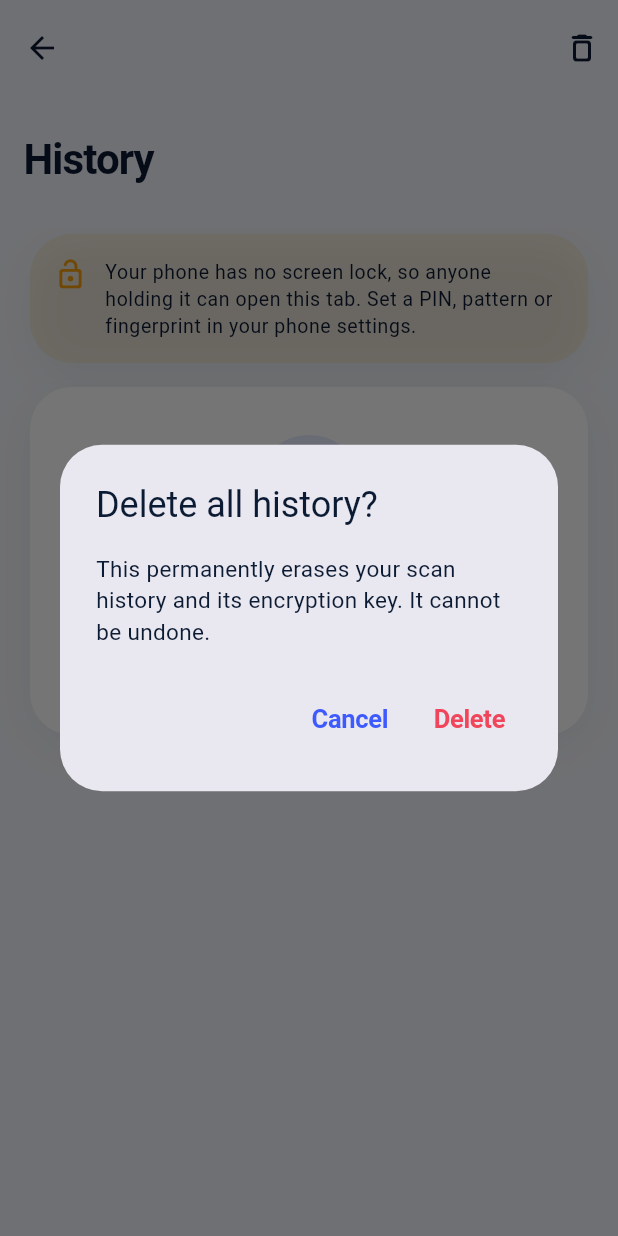
After one commit to girishkevin/scam_shield, a Flutter app: the HistoryScreen screen opened directly, after a tap on "Unlock", after a tap on the "delete outline" icon, on a phone screen of 412 x 824 dp. The commit adds this screen. Run offline on Flutter 3.47's test engine with Material 3 defaults, Android fonts, the phone set to English and light mode, and no system bars; our stand-ins replace flutter_riverpod, flutter_secure_storage, local_auth; missing offline and left inert: cryptography, mobile_scanner; accounts and stored records are empty.

Commit message:
feat: encrypted scan history with biometric lock and auto-save

```diff
--- a/lib/core/app_theme.dart
+++ b/lib/core/app_theme.dart
@@ -1,4 +1,3 @@
-import 'package:flutter/cupertino.dart' show CupertinoPageTransitionsBuilder;
 import 'package:flutter/material.dart';
 
 class AppColors {
--- /dev/null
+++ b/lib/features/history/presentation/history_lock.dart
@@ -0,0 +1,46 @@
+import 'package:flutter_riverpod/flutter_riverpod.dart';
+import 'package:local_auth/local_auth.dart';
+
+enum HistoryLockState {
+  locked,
+  unlocked,
+
+  /// The phone has no screen lock, so we cannot ask for one.
+  unprotected,
+}
+
+class HistoryLockNotifier extends Notifier<HistoryLockState> {
+  final _auth = LocalAuthentication();
+  bool _busy = false;
+
+  @override
+  HistoryLockState build() => HistoryLockState.locked;
+
+  void lock() {
+    if (_busy) return;
+    state = HistoryLockState.locked;
+  }
+
+  Future<void> unlock() async {
+    if (_busy || state != HistoryLockState.locked) return;
+    _busy = true;
+    try {
+      if (!await _auth.isDeviceSupported()) {
+        state = HistoryLockState.unprotected;
+        return;
+      }
+      final ok = await _auth.authenticate(
+        localizedReason: 'Unlock your scan history',
+      );
+      state = ok ? HistoryLockState.unlocked : HistoryLockState.locked;
+    } catch (_) {
+      state = HistoryLockState.locked;
+    } finally {
+      _busy = false;
+    }
+  }
+}
+
+final historyLockProvider =
+NotifierProvider<HistoryLockNotifier, HistoryLockState>(
+    HistoryLockNotifier.new);
--- /dev/null
+++ b/lib/features/history/presentation/history_screen.dart
@@ -0,0 +1,420 @@
+import 'package:flutter/material.dart';
+import 'package:flutter/services.dart';
+import 'package:flutter_riverpod/flutter_riverpod.dart';
+import '../../../core/app_theme.dart';
+import '../../../core/risk_style.dart';
+import '../../../core/widgets/soft_card.dart';
+import '../domain/history_entry.dart';
+import 'history_lock.dart';
+import 'history_provider.dart';
+
+extension _SourceStyle on HistorySource {
+  IconData get icon => switch (this) {
+    HistorySource.link => Icons.link_rounded,
+    HistorySource.message => Icons.chat_bubble_rounded,
+    HistorySource.qr => Icons.qr_code_scanner_rounded,
+  };
+
+  String get label => switch (this) {
+    HistorySource.link => 'Link',
+    HistorySource.message => 'Message',
+    HistorySource.qr => 'QR code',
+  };
+}
+
+String _timeAgo(DateTime t) {
+  final diff = DateTime.now().difference(t);
+  if (diff.inMinutes < 1) return 'Just now';
+  if (diff.inMinutes < 60) return '${diff.inMinutes} min ago';
+  if (diff.inHours < 24) return '${diff.inHours} h ago';
+  if (diff.inDays < 7) return '${diff.inDays} d ago';
+  const months = [
+    'Jan', 'Feb', 'Mar', 'Apr', 'May', 'Jun',
+    'Jul', 'Aug', 'Sep', 'Oct', 'Nov', 'Dec',
+  ];
+  return '${t.day} ${months[t.month - 1]}';
+}
+
+class HistoryScreen extends ConsumerWidget {
+  const HistoryScreen({super.key});
+
+  Future<void> _confirmClear(BuildContext context, WidgetRef ref) async {
+    final ok = await showDialog<bool>(
+      context: context,
+      builder: (context) => AlertDialog(
+        title: const Text('Delete all history?'),
+        content: const Text(
+          'This permanently erases your scan history and its encryption key. '
+              'It cannot be undone.',
+        ),
+        actions: [
+          TextButton(
+            onPressed: () => Navigator.pop(context, false),
+            child: const Text('Cancel'),
+          ),
+          TextButton(
+            onPressed: () => Navigator.pop(context, true),
+            child: const Text('Delete',
+                style: TextStyle(color: AppColors.danger)),
+          ),
+        ],
+      ),
+    );
+    if (ok == true) {
+      HapticFeedback.mediumImpact();
+      await ref.read(historyProvider.notifier).clear();
+    }
+  }
+
+  List<Widget> _body(BuildContext context, WidgetRef ref, HistoryLockState lock) {
+    final theme = Theme.of(context);
+
+    if (lock == HistoryLockState.locked) {
+      return [
+        _LockedView(
+          onUnlock: () => ref.read(historyLockProvider.notifier).unlock(),
+        ),
+      ];
+    }
+
+    final history = ref.watch(historyProvider);
+
+    return [
+      if (lock == HistoryLockState.unprotected) ...[
+        SoftCard(
+          padding: const EdgeInsets.all(16),
+          tint: AppColors.caution.withValues(alpha: 0.12),
+          child: Row(
+            crossAxisAlignment: CrossAxisAlignment.start,
+            children: [
+              const Icon(Icons.lock_open_rounded,
+                  color: AppColors.caution, size: 22),
+              const SizedBox(width: 12),
+              Expanded(
+                child: Text(
+                  'Your phone has no screen lock, so anyone holding it can '
+                      'open this tab. Set a PIN, pattern or fingerprint in your '
+                      'phone settings.',
+                  style: theme.textTheme.bodySmall
+                      ?.copyWith(color: theme.colorScheme.onSurface),
+                ),
+              ),
+            ],
+          ),
+        ),
+        const SizedBox(height: 16),
+      ],
+      ...history.when(
+        loading: () => [
+          const Padding(
+            padding: EdgeInsets.symmetric(vertical: 48),
+            child: Center(child: CircularProgressIndicator()),
+          ),
+        ],
+        error: (_, __) => [
+          Text('Could not open history.', style: theme.textTheme.bodyMedium),
+        ],
+        data: (entries) {
+          if (entries.isEmpty) return [const _EmptyHistory()];
+          return [
+            Text(
+              'Stored encrypted on this phone. Swipe left to delete one.',
+              style: theme.textTheme.bodySmall,
+            ),
+            const SizedBox(height: 12),
+            for (final e in entries)
+              Padding(
+                padding: const EdgeInsets.only(bottom: 12),
+                child: Dismissible(
+                  key: ValueKey(e.id),
+                  direction: DismissDirection.endToStart,
+                  background: Container(
+                    alignment: Alignment.centerRight,
+                    padding: const EdgeInsets.only(right: 24),
+                    decoration: BoxDecoration(
+                      color: AppColors.danger,
+                      borderRadius: BorderRadius.circular(28),
+                    ),
+                    child: const Icon(Icons.delete_rounded,
+                        color: Colors.white),
+                  ),
+                  onDismissed: (_) {
+                    HapticFeedback.mediumImpact();
+                    ref.read(historyProvider.notifier).remove(e.id);
+                  },
+                  child: _EntryTile(
+                    entry: e,
+                    onTap: () => _showDetails(context, e),
+                  ),
+                ),
+              ),
+          ];
+        },
+      ),
+    ];
+  }
+
+  void _showDetails(BuildContext context, HistoryEntry entry) {
+    showModalBottomSheet<void>(
+      context: context,
+      isScrollControlled: true,
+      backgroundColor: Theme.of(context).scaffoldBackgroundColor,
+      shape: const RoundedRectangleBorder(
+        borderRadius: BorderRadius.vertical(top: Radius.circular(28)),
+      ),
+      builder: (context) => _DetailSheet(entry: entry),
+    );
+  }
+
+  @override
+  Widget build(BuildContext context, WidgetRef ref) {
+    final theme = Theme.of(context);
+    final lock = ref.watch(historyLockProvider);
+    final bottomPad = MediaQuery.of(context).padding.bottom + 110;
+
+    return Scaffold(
+      body: CustomScrollView(
+        slivers: [
+          SliverAppBar.large(
+            title: const Text('History'),
+            backgroundColor: theme.scaffoldBackgroundColor,
+            surfaceTintColor: Colors.transparent,
+            actions: [
+              if (lock != HistoryLockState.locked)
+                IconButton(
+                  tooltip: 'Delete all',
+                  icon: const Icon(Icons.delete_outline_rounded),
+                  onPressed: () => _confirmClear(context, ref),
+                ),
+            ],
+          ),
+          SliverPadding(
+            padding: EdgeInsets.fromLTRB(20, 4, 20, bottomPad),
+            sliver: SliverList(
+              delegate: SliverChildListDelegate(_body(context, ref, lock)),
+            ),
+          ),
+        ],
+      ),
+    );
+  }
+}
+
+class _LockedView extends StatelessWidget {
+  const _LockedView({required this.onUnlock});
+
+  final VoidCallback onUnlock;
+
+  @override
+  Widget build(BuildContext context) {
+    final theme = Theme.of(context);
+
+    return SoftCard(
+      padding: const EdgeInsets.fromLTRB(24, 36, 24, 28),
+      child: Column(
+        children: [
+          Container(
+            width: 76,
+            height: 76,
+            decoration: BoxDecoration(
+              color: AppColors.cobalt.withValues(alpha: 0.12),
+              shape: BoxShape.circle,
+            ),
+            child: const Icon(Icons.lock_rounded,
+                size: 36, color: AppColors.cobalt),
+          ),
+          const SizedBox(height: 18),
+          Text('History is locked', style: theme.textTheme.titleLarge),
+          const SizedBox(height: 8),
+          Text(
+            'Your past checks are encrypted. Unlock with your fingerprint, '
+                'face or screen lock to view them.',
+            textAlign: TextAlign.center,
+            style: theme.textTheme.bodyMedium
+                ?.copyWith(color: theme.colorScheme.onSurfaceVariant),
+          ),
+          const SizedBox(height: 24),
+          FilledButton.icon(
+            onPressed: onUnlock,
+            icon: const Icon(Icons.fingerprint_rounded),
+            label: const Text('Unlock'),
+          ),
+        ],
+      ),
+    );
+  }
+}
+
+class _EmptyHistory extends StatelessWidget {
+  const _EmptyHistory();
+
+  @override
+  Widget build(BuildContext context) {
+    final theme = Theme.of(context);
+
+    return SoftCard(
+      padding: const EdgeInsets.symmetric(horizontal: 24, vertical: 32),
+      child: Column(
+        children: [
+          Container(
+            width: 72,
+            height: 72,
+            decoration: BoxDecoration(
+              color: AppColors.cobalt.withValues(alpha: 0.12),
+              shape: BoxShape.circle,
+            ),
+            child: const Icon(Icons.history_rounded,
+                size: 34, color: AppColors.cobalt),
+          ),
+          const SizedBox(height: 18),
+          Text('Nothing here yet', style: theme.textTheme.titleLarge),
+          const SizedBox(height: 8),
+          Text(
+            'Links, messages and QR codes you check will appear here, '
+                'encrypted on your phone.',
+            textAlign: TextAlign.center,
+            style: theme.textTheme.bodyMedium
+                ?.copyWith(color: theme.colorScheme.onSurfaceVariant),
+          ),
+        ],
+      ),
+    );
+  }
+}
+
+class _EntryTile extends StatelessWidget {
+  const _EntryTile({required this.entry, required this.onTap});
+
+  final HistoryEntry entry;
+  final VoidCallback onTap;
+
+  @override
+  Widget build(BuildContext context) {
+    final theme = Theme.of(context);
+    final color = entry.level.color;
+
+    return GestureDetector(
+      onTap: onTap,
+      child: SoftCard(
+        padding: const EdgeInsets.all(16),
+        child: Row(
+          children: [
+            Container(
+              width: 44,
+              height: 44,
+              decoration: BoxDecoration(
+                color: color.withValues(alpha: 0.14),
+                shape: BoxShape.circle,
+              ),
+              child: Icon(entry.source.icon, color: color, size: 22),
+            ),
+            const SizedBox(width: 14),
+            Expanded(
+              child: Column(
+                crossAxisAlignment: CrossAxisAlignment.start,
+                children: [
+                  Text(
+                    entry.content,
+                    maxLines: 2,
+                    overflow: TextOverflow.ellipsis,
+                    style: theme.textTheme.titleSmall,
+                  ),
+                  const SizedBox(height: 4),
+                  Text(
+                    '${entry.source.label} · ${_timeAgo(entry.createdAt)}',
+                    style: theme.textTheme.bodySmall,
+                  ),
+                ],
+              ),
+            ),
+            const SizedBox(width: 12),
+            Column(
+              crossAxisAlignment: CrossAxisAlignment.end,
+              children: [
+                Text('${entry.score}',
+                    style:
+                    theme.textTheme.titleMedium?.copyWith(color: color)),
+                Text(entry.level.label,
+                    style: theme.textTheme.bodySmall?.copyWith(color: color)),
+              ],
+            ),
+          ],
+        ),
+      ),
+    );
+  }
+}
+
+class _DetailSheet extends StatelessWidget {
+  const _DetailSheet({required this.entry});
+
+  final HistoryEntry entry;
+
+  @override
+  Widget build(BuildContext context) {
+    final theme = Theme.of(context);
+    final color = entry.level.color;
+
+    return SafeArea(
+      child: SingleChildScrollView(
+        padding: const EdgeInsets.fromLTRB(20, 12, 20, 24),
+        child: Column(
+          crossAxisAlignment: CrossAxisAlignment.start,
+          mainAxisSize: MainAxisSize.min,
+          children: [
+            Center(
+              child: Container(
+                width: 40,
+                height: 5,
+                decoration: BoxDecoration(
+                  color: theme.colorScheme.onSurface.withValues(alpha: 0.15),
+                  borderRadius: BorderRadius.circular(3),
+                ),
+              ),
+            ),
+            const SizedBox(height: 20),
+            Row(
+              children: [
+                Icon(entry.level.icon, color: color, size: 28),
+                const SizedBox(width: 10),
+                Text(entry.level.label,
+                    style:
+                    theme.textTheme.titleLarge?.copyWith(color: color)),
+                const Spacer(),
+                Text('${entry.score}/100',
+                    style: theme.textTheme.titleMedium),
+              ],
+            ),
+            const SizedBox(height: 6),
+            Text(
+              '${entry.source.label} · ${_timeAgo(entry.createdAt)}',
+              style: theme.textTheme.bodySmall,
+            ),
+            const SizedBox(height: 16),
+            SoftCard(
+              child: SelectableText(
+                entry.content,
+                style: theme.textTheme.bodyMedium,
+              ),
+            ),
+            if (entry.reasons.isNotEmpty) ...[
+              const SizedBox(height: 16),
+              SoftCard(
+                child: Column(
+                  crossAxisAlignment: CrossAxisAlignment.start,
+                  children: [
+                    Text('What we noticed',
+                        style: theme.textTheme.titleMedium),
+                    const SizedBox(height: 14),
+                    for (final r in entry.reasons)
+                      ReasonRow(text: r, color: color),
+                  ],
+                ),
+              ),
+            ],
+          ],
+        ),
+      ),
+    );
+  }
+}
--- a/lib/features/link_check/presentation/link_check_provider.dart
+++ b/lib/features/link_check/presentation/link_check_provider.dart
@@ -1,4 +1,6 @@
+import 'dart:async';
 import 'package:flutter_riverpod/flutter_riverpod.dart';
+import '../../history/presentation/history_provider.dart';
 import '../domain/link_analyzer.dart';
 
 final linkAnalyzerProvider = Provider<LinkAnalyzer>((ref) => LinkAnalyzer());
@@ -8,7 +10,9 @@ class LinkCheckNotifier extends Notifier<LinkAnalysisResult?> {
   LinkAnalysisResult? build() => null;
 
   void check(String input) {
-    state = ref.read(linkAnalyzerProvider).analyze(input);
+    final result = ref.read(linkAnalyzerProvider).analyze(input);
+    state = result;
+    unawaited(ref.read(historyProvider.notifier).addLink(result));
   }
 
   void clear() => state = null;
--- a/lib/features/message_scan/presentation/message_check_provider.dart
+++ b/lib/features/message_scan/presentation/message_check_provider.dart
@@ -1,4 +1,6 @@
+import 'dart:async';
 import 'package:flutter_riverpod/flutter_riverpod.dart';
+import '../../history/presentation/history_provider.dart';
 import '../domain/message_analyzer.dart';
 
 final messageAnalyzerProvider =
@@ -9,7 +11,9 @@ class MessageCheckNotifier extends Notifier<MessageAnalysisResult?> {
   MessageAnalysisResult? build() => null;
 
   void check(String message) {
-    state = ref.read(messageAnalyzerProvider).analyze(message);
+    final result = ref.read(messageAnalyzerProvider).analyze(message);
+    state = result;
+    unawaited(ref.read(historyProvider.notifier).addMessage(result));
   }
 
   void clear() => state = null;
--- a/lib/features/qr_scan/presentation/qr_scan_screen.dart
+++ b/lib/features/qr_scan/presentation/qr_scan_screen.dart
@@ -9,6 +9,7 @@ import '../../../core/widgets/score_ring.dart';
 import '../../../core/widgets/soft_card.dart';
 import '../../link_check/domain/link_analyzer.dart';
 import '../domain/qr_analyzer.dart';
+import '../../history/presentation/history_provider.dart';
 
 final qrAnalyzerProvider = Provider<QrAnalyzer>((ref) => QrAnalyzer());
 
@@ -97,6 +98,7 @@ class _QrScanScreenState extends ConsumerState<QrScanScreen>
     if (raw == null || raw.trim().isEmpty) return;
 
     final result = ref.read(qrAnalyzerProvider).analyze(raw);
+    unawaited(ref.read(historyProvider.notifier).addQr(result));
     _stopCamera();
 
     if (result.level == RiskLevel.dangerous) {
--- a/lib/main.dart
+++ b/lib/main.dart
@@ -4,6 +4,8 @@ import 'package:flutter_riverpod/flutter_riverpod.dart';
 import 'core/app_theme.dart';
 import 'core/shared_text_provider.dart';
 import 'core/widgets/floating_nav_bar.dart';
+import 'features/history/presentation/history_lock.dart';
+import 'features/history/presentation/history_screen.dart';
 import 'features/link_check/presentation/link_check_screen.dart';
 import 'features/message_scan/presentation/message_check_screen.dart';
 import 'features/qr_scan/presentation/qr_scan_screen.dart';
@@ -36,13 +38,16 @@ class HomeShell extends ConsumerStatefulWidget {
   ConsumerState<HomeShell> createState() => _HomeShellState();
 }
 
-class _HomeShellState extends ConsumerState<HomeShell> {
+class _HomeShellState extends ConsumerState<HomeShell>
+    with WidgetsBindingObserver {
   static const _channel = MethodChannel('scam_shield/share');
+  static const _historyTab = 3;
   int _index = 0;
 
   @override
   void initState() {
     super.initState();
+    WidgetsBinding.instance.addObserver(this);
     _channel.setMethodCallHandler((call) async {
       if (call.method == 'onSharedText') {
         _handleShared(call.arguments as String?);
@@ -51,10 +56,33 @@ class _HomeShellState extends ConsumerState<HomeShell> {
     _channel.invokeMethod<String>('getInitialText').then(_handleShared);
   }
 
+  @override
+  void dispose() {
+    WidgetsBinding.instance.removeObserver(this);
+    super.dispose();
+  }
+
+  @override
+  void didChangeAppLifecycleState(AppLifecycleState state) {
+    final lock = ref.read(historyLockProvider.notifier);
+    if (state == AppLifecycleState.paused) {
+      lock.lock();
+    } else if (state == AppLifecycleState.resumed && _index == _historyTab) {
+      lock.unlock();
+    }
+  }
+
   void _handleShared(String? text) {
     if (!mounted || text == null || text.trim().isEmpty) return;
     setState(() => _index = 1); // jump to the Message tab
     ref.read(sharedTextProvider.notifier).set(text);
+  }
+
+  void _select(int i) {
+    setState(() => _index = i);
+    if (i == _historyTab) {
+      ref.read(historyLockProvider.notifier).unlock();
+    }
   }
 
   @override
@@ -67,11 +95,12 @@ class _HomeShellState extends ConsumerState<HomeShell> {
           const LinkCheckScreen(),
           const MessageCheckScreen(),
           QrScanScreen(active: _index == 2),
+          const HistoryScreen(),
         ],
       ),
       bottomNavigationBar: FloatingNavBar(
         currentIndex: _index,
-        onChanged: (i) => setState(() => _index = i),
+        onChanged: _select,
         items: const [
           NavItem(
             icon: Icons.link_rounded,
@@ -87,6 +116,11 @@ class _HomeShellState extends ConsumerState<HomeShell> {
             icon: Icons.qr_code_scanner_rounded,
             activeIcon: Icons.qr_code_scanner_rounded,
             label: 'Scan',
+          ),
+          NavItem(
+            icon: Icons.history_rounded,
+            activeIcon: Icons.history_rounded,
+            label: 'History',
           ),
         ],
       ),
```
Also changed, not shown: lib/features/history/presentation/history_provider.dart (added, +72 -0 lines).
